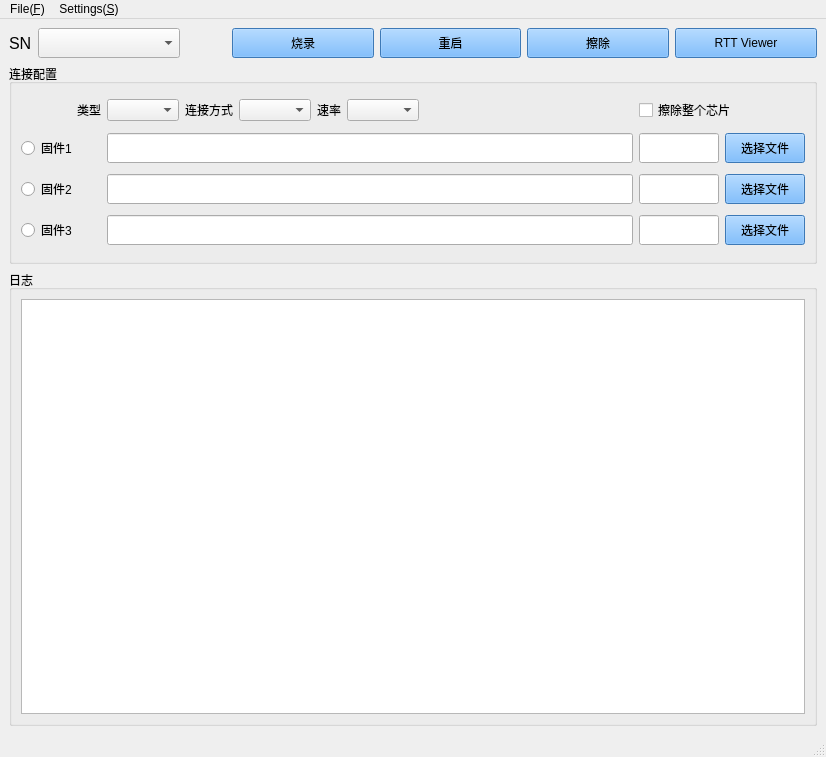
This is mainwindow.ui in duapple/JLink_Flush_GUI as Qt 5 draws it before an edit. The edited form follows.
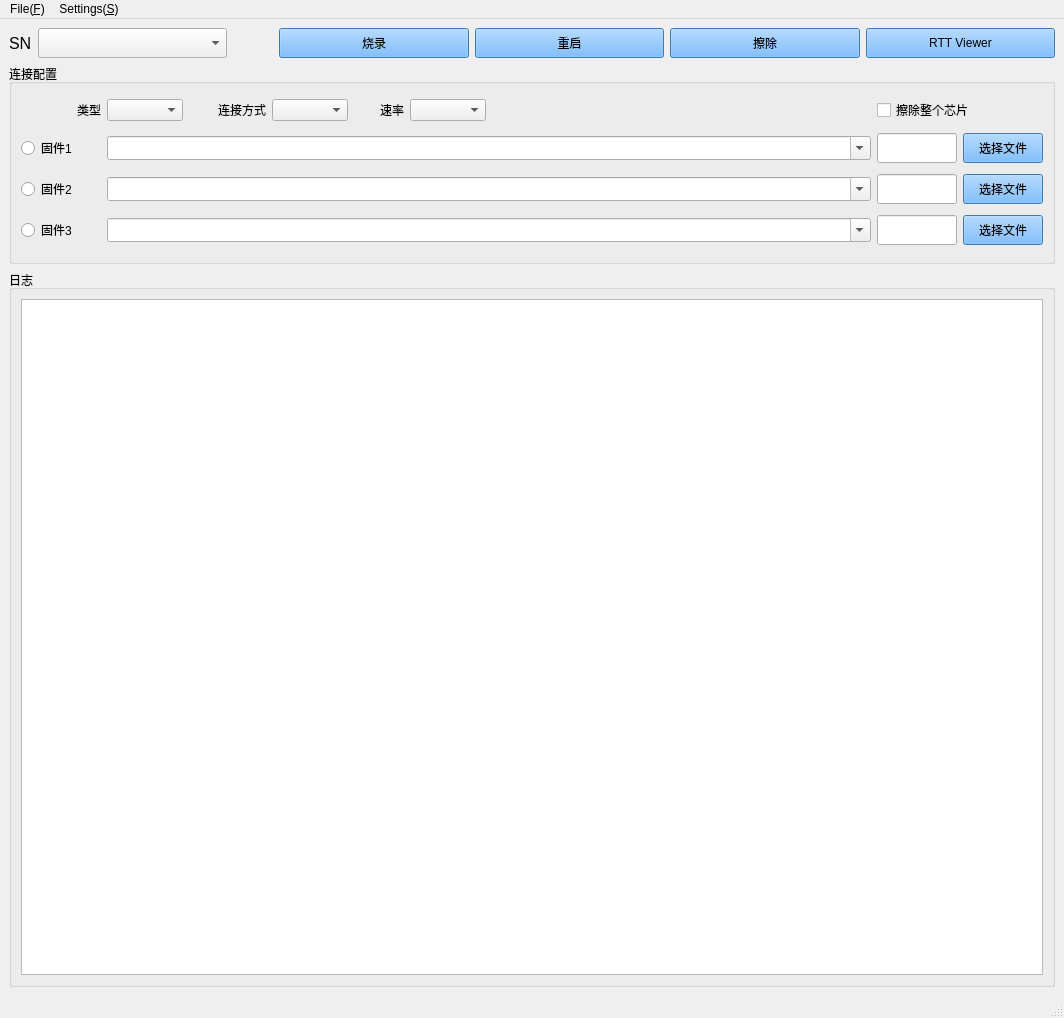
This is the edited form. Icons and pictures are not drawn.

```diff
--- a/mainwindow.ui
+++ b/mainwindow.ui
@@ -6,8 +6,8 @@
    <rect>
     <x>0</x>
     <y>0</y>
-    <width>826</width>
-    <height>757</height>
+    <width>1064</width>
+    <height>1018</height>
    </rect>
   </property>
   <property name="cursor">
@@ -340,37 +340,6 @@
          </property>
         </widget>
        </item>
-       <item row="1" column="1" colspan="2">
-        <widget class="QLineEdit" name="lineEdit_fw_path_2">
-         <property name="sizePolicy">
-          <sizepolicy hsizetype="Expanding" vsizetype="Expanding">
-           <horstretch>0</horstretch>
-           <verstretch>0</verstretch>
-          </sizepolicy>
-         </property>
-         <property name="minimumSize">
-          <size>
-           <width>0</width>
-           <height>25</height>
-          </size>
-         </property>
-         <property name="maximumSize">
-          <size>
-           <width>16777215</width>
-           <height>30</height>
-          </size>
-         </property>
-         <property name="acceptDrops">
-          <bool>true</bool>
-         </property>
-         <property name="autoFillBackground">
-          <bool>false</bool>
-         </property>
-         <property name="clearButtonEnabled">
-          <bool>true</bool>
-         </property>
-        </widget>
-       </item>
        <item row="1" column="3">
         <widget class="QLineEdit" name="lineEdit_mem_start_addr_1">
          <property name="sizePolicy">
@@ -449,37 +418,6 @@
          </property>
         </widget>
        </item>
-       <item row="2" column="1" colspan="2">
-        <widget class="QLineEdit" name="lineEdit_fw_path_3">
-         <property name="sizePolicy">
-          <sizepolicy hsizetype="Expanding" vsizetype="Expanding">
-           <horstretch>0</horstretch>
-           <verstretch>0</verstretch>
-          </sizepolicy>
-         </property>
-         <property name="minimumSize">
-          <size>
-           <width>0</width>
-           <height>25</height>
-          </size>
-         </property>
-         <property name="maximumSize">
-          <size>
-           <width>16777215</width>
-           <height>30</height>
-          </size>
-         </property>
-         <property name="tabletTracking">
-          <bool>false</bool>
-         </property>
-         <property name="acceptDrops">
-          <bool>true</bool>
-         </property>
-         <property name="clearButtonEnabled">
-          <bool>true</bool>
-         </property>
-        </widget>
-       </item>
        <item row="2" column="3">
         <widget class="QLineEdit" name="lineEdit_mem_start_addr_2">
          <property name="sizePolicy">
@@ -558,34 +496,6 @@
          </property>
         </widget>
        </item>
-       <item row="3" column="1" colspan="2">
-        <widget class="QLineEdit" name="lineEdit_fw_path_4">
-         <property name="sizePolicy">
-          <sizepolicy hsizetype="Expanding" vsizetype="Expanding">
-           <horstretch>0</horstretch>
-           <verstretch>0</verstretch>
-          </sizepolicy>
-         </property>
-         <property name="minimumSize">
-          <size>
-           <width>0</width>
-           <height>25</height>
-          </size>
-         </property>
-         <property name="maximumSize">
-          <size>
-           <width>16777215</width>
-           <height>30</height>
-          </size>
-         </property>
-         <property name="acceptDrops">
-          <bool>true</bool>
-         </property>
-         <property name="clearButtonEnabled">
-          <bool>true</bool>
-         </property>
-        </widget>
-       </item>
        <item row="3" column="3">
         <widget class="QLineEdit" name="lineEdit_mem_start_addr_3">
          <property name="sizePolicy">
@@ -664,6 +574,9 @@
            <property name="layoutDirection">
             <enum>Qt::LeftToRight</enum>
            </property>
+           <property name="sizeAdjustPolicy">
+            <enum>QComboBox::AdjustToContentsOnFirstShow</enum>
+           </property>
           </widget>
          </item>
          <item>
@@ -788,6 +701,36 @@
          </property>
         </widget>
        </item>
+       <item row="1" column="1" colspan="2">
+        <widget class="QComboBox" name="comboBox_fw1_path">
+         <property name="editable">
+          <bool>true</bool>
+         </property>
+         <property name="sizeAdjustPolicy">
+          <enum>QComboBox::AdjustToMinimumContentsLengthWithIcon</enum>
+         </property>
+        </widget>
+       </item>
+       <item row="2" column="1" colspan="2">
+        <widget class="QComboBox" name="comboBox_fw2_path">
+         <property name="editable">
+          <bool>true</bool>
+         </property>
+         <property name="sizeAdjustPolicy">
+          <enum>QComboBox::AdjustToMinimumContentsLengthWithIcon</enum>
+         </property>
+        </widget>
+       </item>
+       <item row="3" column="1" colspan="2">
+        <widget class="QComboBox" name="comboBox_fw3_path">
+         <property name="editable">
+          <bool>true</bool>
+         </property>
+         <property name="sizeAdjustPolicy">
+          <enum>QComboBox::AdjustToMinimumContentsLengthWithIcon</enum>
+         </property>
+        </widget>
+       </item>
       </layout>
      </widget>
     </item>
@@ -798,7 +741,7 @@
     <rect>
      <x>0</x>
      <y>0</y>
-     <width>826</width>
+     <width>1064</width>
      <height>34</height>
     </rect>
    </property>
```
Left out of the diff: 493 changed lines with no effect on the pictures.
